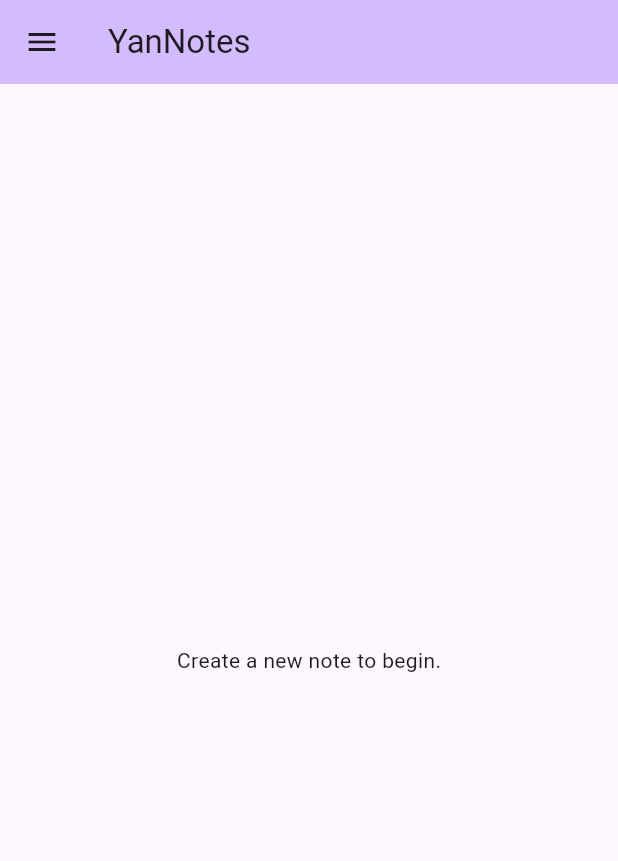
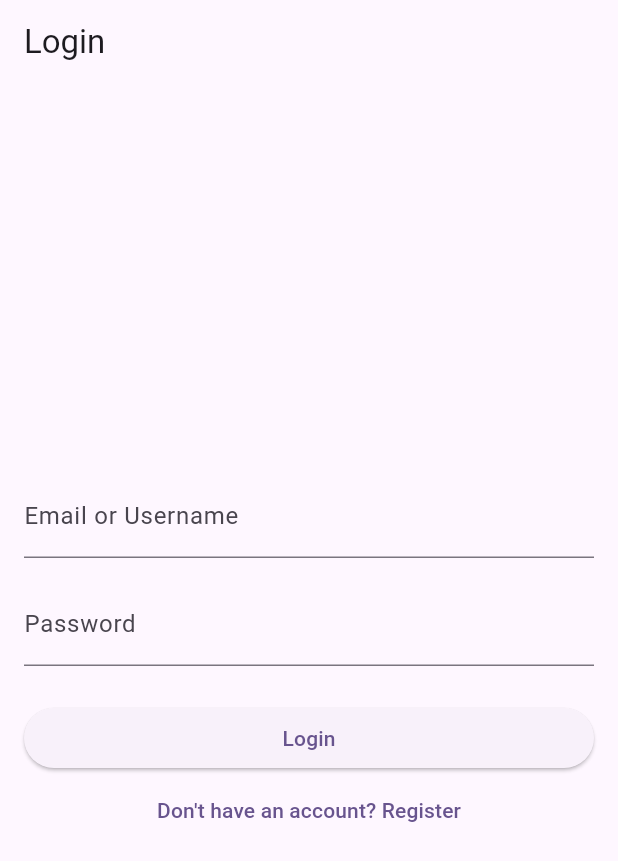
Before and after one commit to OoEthanoO/yannotes, a Flutter app: the screen it shows after launch, on a phone screen of 412 x 824 dp. Shown: the top 861 px of the screen. Run offline on Flutter 3.47's test engine with Material 3 defaults, Android fonts, the phone set to English and light mode, and no system bars; accounts and stored records are empty.

Commit message:
Add authentication features with login and registration screens
- Implemented AuthProvider for managing user authentication state.
- Created User model with JSON serialization.
- Developed LoginScreen and RegistrationScreen for user login and registration.
- Integrated AuthService for handling API requests for login and registration.
- Updated main.dart to use MultiProvider for state management.
- Added validation for username, email, and password in the server.
- Updated pubspec.yaml to include necessary dependencies.

```diff
--- /dev/null
+++ b/devtools_options.yaml
@@ -0,0 +1,3 @@
+description: This file stores settings for Dart & Flutter DevTools.
+documentation: https://docs.flutter.dev/tools/devtools/extensions#configure-extension-enablement-states
+extensions:
--- /dev/null
+++ b/lib/models/user.dart
@@ -0,0 +1,15 @@
+class User {
+  final int id;
+  final String username;
+  final String email;
+
+  User({required this.id, required this.username, required this.email});
+
+  factory User.fromJson(Map<String, dynamic> json) {
+    return User(
+      id: json['id'] as int,
+      username: json['username'] as String,
+      email: json['email'] as String,
+    );
+  }
+}
--- /dev/null
+++ b/lib/providers/auth_provider.dart
@@ -0,0 +1,42 @@
+import 'package:flutter/material.dart';
+import 'package:yannotes/models/user.dart';
+import 'package:yannotes/services/auth_service.dart';
+
+class AuthProvider with ChangeNotifier {
+  final AuthService _authService = AuthService();
+  User? _user;
+  String? _token;
+  bool _isLoading = false;
+  String? _errorMessage;
+
+  User? get user => _user;
+  String? get token => _token;
+  bool get isLoading => _isLoading;
+  String? get errorMessage => _errorMessage;
+  bool get isAuthenticated => _token != null;
+
+  Future<bool> loginUser(String identifier, String password) async {
+    _isLoading = true;
+    _errorMessage = null;
+    notifyListeners();
+    try {
+      final data = await _authService.login(identifier, password);
+      _user = User.fromJson(data['user']);
+      _token = data['token'];
+      _isLoading = false;
+      notifyListeners();
+      return true;
+    } catch (e) {
+      _errorMessage = e.toString().replaceFirst("Exception: ", "");
+      _isLoading = false;
+      notifyListeners();
+      return false;
+    }
+  }
+
+  Future<void> logoutUser() async {
+    _user = null;
+    _token = null;
+    notifyListeners();
+  }
+}
--- /dev/null
+++ b/lib/screens/login_screen.dart
@@ -0,0 +1,91 @@
+import 'package:flutter/material.dart';
+import 'package:provider/provider.dart';
+import 'package:yannotes/main.dart';
+import 'package:yannotes/providers/auth_provider.dart';
+import 'package:yannotes/screens/registration_screen.dart';
+
+class LoginScreen extends StatefulWidget {
+  const LoginScreen({super.key});
+
+  @override
+  State<LoginScreen> createState() => _LoginScreenState();
+}
+
+class _LoginScreenState extends State<LoginScreen> {
+  final _identifierController = TextEditingController();
+  final _passwordController = TextEditingController();
+
+  @override
+  void dispose() {
+    _identifierController.dispose();
+    _passwordController.dispose();
+    super.dispose();
+  }
+
+  void _login() async {
+    final authProvider = Provider.of<AuthProvider>(context, listen: false);
+    final success = await authProvider.loginUser(
+      _identifierController.text,
+      _passwordController.text,
+    );
+
+    if (mounted) {
+      if (success) {
+        Navigator.of(context).pushReplacement(
+          MaterialPageRoute(builder: (context) => const NotePage()),
+        );
+      } else {
+        ScaffoldMessenger.of(context).showSnackBar(
+          SnackBar(content: Text(authProvider.errorMessage ?? "Login Failed")),
+        );
+      }
+    }
+  }
+
+  @override
+  Widget build(BuildContext context) {
+    return Scaffold(
+      appBar: AppBar(title: const Text('Login')),
+      body: Padding(
+        padding: const EdgeInsets.all(16.0),
+        child: Column(
+          mainAxisAlignment: MainAxisAlignment.center,
+          crossAxisAlignment: CrossAxisAlignment.stretch,
+          children: [
+            TextField(
+              controller: _identifierController,
+              decoration: const InputDecoration(labelText: 'Email or Username'),
+            ),
+            const SizedBox(height: 16),
+            TextField(
+              controller: _passwordController,
+              decoration: const InputDecoration(labelText: 'Password'),
+              obscureText: true,
+            ),
+            const SizedBox(height: 24),
+            Consumer<AuthProvider>(
+              builder: (context, auth, child) {
+                return auth.isLoading
+                    ? const Center(child: CircularProgressIndicator())
+                    : ElevatedButton(
+                        onPressed: _login,
+                        child: const Text('Login'),
+                      );
+              },
+            ),
+            TextButton(
+              onPressed: () {
+                Navigator.of(context).push(
+                  MaterialPageRoute(
+                    builder: (context) => const RegistrationScreen(),
+                  ),
+                );
+              },
+              child: const Text("Don't have an account? Register"),
+            ),
+          ],
+        ),
+      ),
+    );
+  }
+}
--- /dev/null
+++ b/lib/services/auth_service.dart
@@ -0,0 +1,53 @@
+import 'dart:async';
+import 'dart:convert';
+import 'package:http/http.dart' as http;
+
+class AuthService {
+  final String _baseUrl = 'http://localhost:3000';
+
+  Future<Map<String, dynamic>> login(String identifier, String password) async {
+    final response = await http.post(
+      Uri.parse('$_baseUrl/login'),
+      headers: <String, String>{
+        'Content-Type': 'application/json; charset=UTF-8',
+      },
+      body: jsonEncode(<String, String>{
+        identifier.contains('@') ? 'email' : 'username': identifier,
+        'password': password,
+      }),
+    );
+
+    if (response.statusCode == 200) {
+      final responseBody = jsonDecode(response.body);
+      return responseBody as Map<String, dynamic>;
+    } else {
+      final errorBody = jsonDecode(response.body);
+      throw Exception(errorBody['message'] ?? 'Failed to login');
+    }
+  }
+
+  Future<Map<String, dynamic>> register(
+    String username,
+    String email,
+    String password,
+  ) async {
+    final response = await http.post(
+      Uri.parse('$_baseUrl/register'),
+      headers: <String, String>{
+        'Content-Type': 'application/json; charset=UTF-8',
+      },
+      body: jsonEncode(<String, String>{
+        'username': username,
+        'email': email,
+        'password': password,
+      }),
+    );
+
+    if (response.statusCode == 201) {
+      return jsonDecode(response.body) as Map<String, dynamic>;
+    } else {
+      final errorBody = jsonDecode(response.body);
+      throw Exception(errorBody['message'] ?? 'Failed to register');
+    }
+  }
+}
--- a/pubspec.yaml
+++ b/pubspec.yaml
@@ -30,6 +30,8 @@ environment:
 dependencies:
   flutter:
     sdk: flutter
+  http: ^1.2.1
+  provider: ^6.1.2
 
   # The following adds the Cupertino Icons font to your application.
   # Use with the CupertinoIcons class for iOS style icons.
```
Also changed, not shown: lib/main.dart (+53 -4 lines), lib/screens/registration_screen.dart (added, +60 -0 lines), pubspec.lock, 2 other files.
